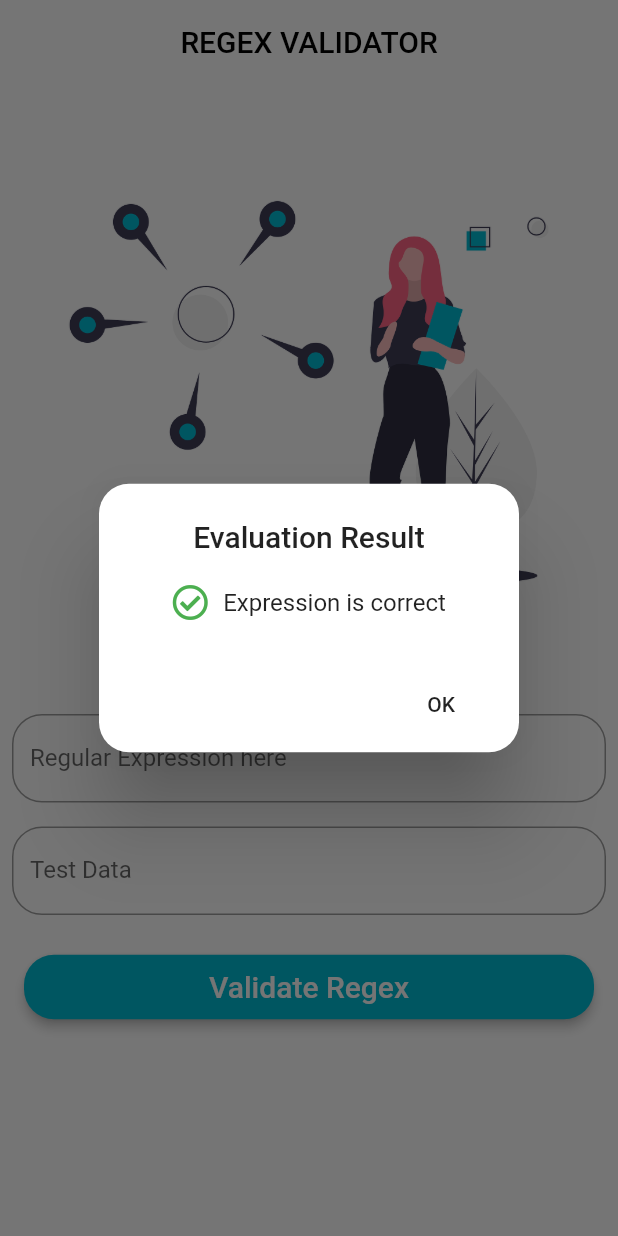
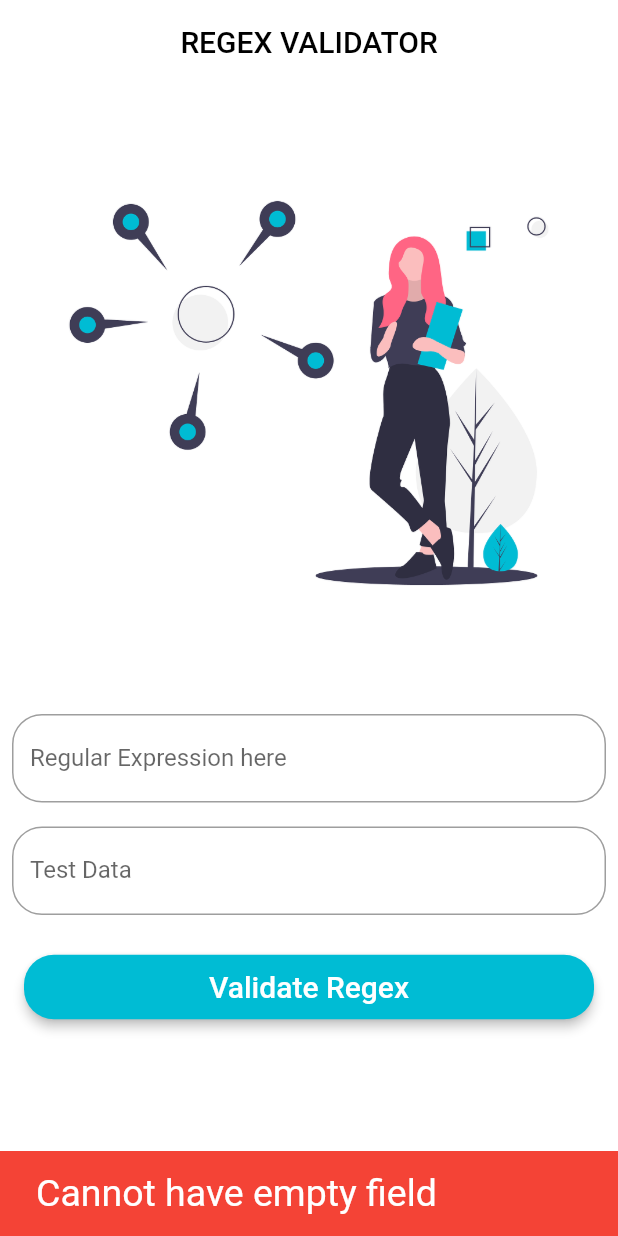
Before and after one commit to pratik037/Regex-App-Flutter, a Flutter app: the screen it shows after launch, after a tap on "Validate Regex", on a phone screen of 412 x 824 dp. Run offline on Flutter 3.47's test engine with Material 2 defaults, Android fonts, the phone set to English and light mode, and no system bars; our stand-ins replace font_awesome_flutter.

Commit message:
Handled the errors

```diff
--- a/lib/widgets/validateBtn.dart
+++ b/lib/widgets/validateBtn.dart
@@ -18,6 +18,7 @@ class ValidateBtn extends StatelessWidget {
           services.dismissKeyBoard(context);
           print("Regex Received: " + regex.text);
           print("Test Data Received: " + test.text);
+          if (regex.text.isNotEmpty && test.text.isNotEmpty) {
             bool result = services.testData(regex.text, test.text);
             if (result) {
               showDialog(
@@ -79,12 +80,24 @@ class ValidateBtn extends StatelessWidget {
                         ),
                       ));
             }
+          }
+          else{
+            Scaffold.of(context).showSnackBar(SnackBar(
+              backgroundColor: Colors.red,
+
+              content: Text("Cannot have empty field", style: TextStyle(fontSize: 25),),
+            ));
+          }
         },
         elevation: 3,
         color: Theme.of(context).primaryColor,
         child: Padding(
           padding: const EdgeInsets.all(10.0),
-          child: Text("Validate Regex", style: TextStyle(color: Colors.white, fontSize: 20,)),
+          child: Text("Validate Regex",
+              style: TextStyle(
+                color: Colors.white,
+                fontSize: 20,
+              )),
         ),
         shape: RoundedRectangleBorder(borderRadius: BorderRadius.circular(20)),
       ),
```
Lines whose indentation alone changed are shown as unchanged.
